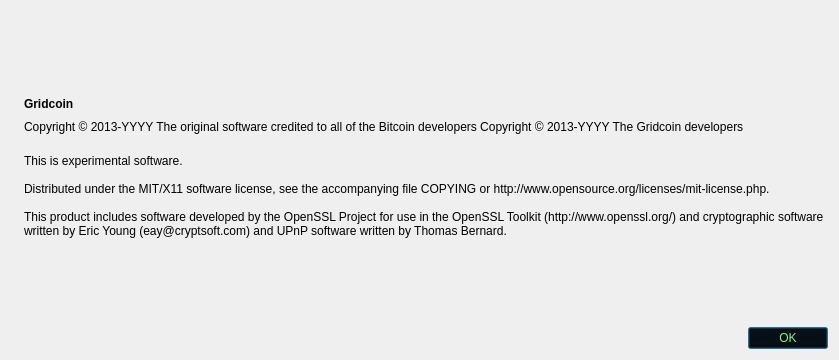
Old version of the form src/qt/forms/aboutdialog.ui in the repository gridcoin-community/Gridcoin-Research.
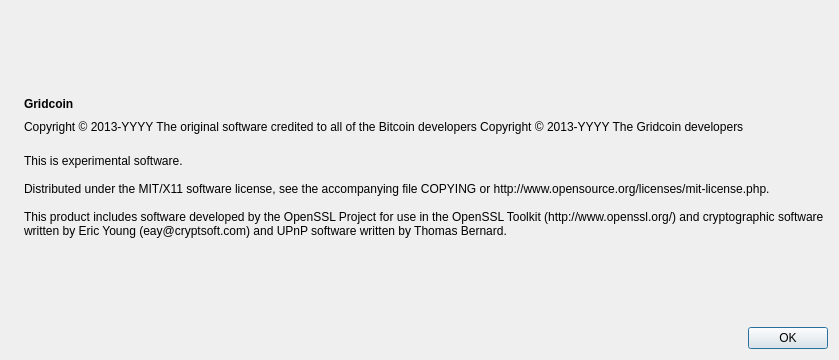
New version of the form. Icons and pictures are not drawn.

Commit message: remove unused QPalette color roles from .ui files

What changed in the file:
```diff
--- a/src/qt/forms/aboutdialog.ui
+++ b/src/qt/forms/aboutdialog.ui
@@ -141,277 +141,6 @@
      </item>
      <item>
       <widget class="QDialogButtonBox" name="buttonBox">
-       <property name="palette">
-        <palette>
-         <active>
-          <colorrole role="WindowText">
-           <brush brushstyle="SolidPattern">
-            <color alpha="255">
-             <red>144</red>
-             <green>238</green>
-             <blue>144</blue>
-            </color>
-           </brush>
-          </colorrole>
-          <colorrole role="Button">
-           <brush brushstyle="LinearGradientPattern">
-            <gradient startx="0.000000000000000" starty="0.000000000000000" endx="1.000000000000000" endy="0.000000000000000" type="LinearGradient" spread="PadSpread" coordinatemode="ObjectBoundingMode">
-             <gradientstop position="0.000000000000000">
-              <color alpha="255">
-               <red>0</red>
-               <green>0</green>
-               <blue>0</blue>
-              </color>
-             </gradientstop>
-             <gradientstop position="1.000000000000000">
-              <color alpha="255">
-               <red>255</red>
-               <green>255</green>
-               <blue>255</blue>
-              </color>
-             </gradientstop>
-            </gradient>
-           </brush>
-          </colorrole>
-          <colorrole role="Text">
-           <brush brushstyle="SolidPattern">
-            <color alpha="255">
-             <red>144</red>
-             <green>238</green>
-             <blue>144</blue>
-            </color>
-           </brush>
-          </colorrole>
-          <colorrole role="ButtonText">
-           <brush brushstyle="SolidPattern">
-            <color alpha="255">
-             <red>144</red>
-             <green>238</green>
-             <blue>144</blue>
-            </color>
-           </brush>
-          </colorrole>
-          <colorrole role="Base">
-           <brush brushstyle="LinearGradientPattern">
-            <gradient startx="0.000000000000000" starty="0.000000000000000" endx="1.000000000000000" endy="0.000000000000000" type="LinearGradient" spread="PadSpread" coordinatemode="ObjectBoundingMode">
-             <gradientstop position="0.000000000000000">
-              <color alpha="255">
-               <red>0</red>
-               <green>0</green>
-               <blue>0</blue>
-              </color>
-             </gradientstop>
-             <gradientstop position="1.000000000000000">
-              <color alpha="255">
-               <red>255</red>
-               <green>255</green>
-               <blue>255</blue>
-              </color>
-             </gradientstop>
-            </gradient>
-           </brush>
-          </colorrole>
-          <colorrole role="Window">
-           <brush brushstyle="LinearGradientPattern">
-            <gradient startx="0.000000000000000" starty="0.000000000000000" endx="1.000000000000000" endy="0.000000000000000" type="LinearGradient" spread="PadSpread" coordinatemode="ObjectBoundingMode">
-             <gradientstop position="0.000000000000000">
-              <color alpha="255">
-               <red>0</red>
-               <green>0</green>
-               <blue>0</blue>
-              </color>
-             </gradientstop>
-             <gradientstop position="1.000000000000000">
-              <color alpha="255">
-               <red>255</red>
-               <green>255</green>
-               <blue>255</blue>
-              </color>
-             </gradientstop>
-            </gradient>
-           </brush>
-          </colorrole>
-         </active>
-         <inactive>
-          <colorrole role="WindowText">
-           <brush brushstyle="SolidPattern">
-            <color alpha="255">
-             <red>144</red>
-             <green>238</green>
-             <blue>144</blue>
-            </color>
-           </brush>
-          </colorrole>
-          <colorrole role="Button">
-           <brush brushstyle="LinearGradientPattern">
-            <gradient startx="0.000000000000000" starty="0.000000000000000" endx="1.000000000000000" endy="0.000000000000000" type="LinearGradient" spread="PadSpread" coordinatemode="ObjectBoundingMode">
-             <gradientstop position="0.000000000000000">
-              <color alpha="255">
-               <red>0</red>
-               <green>0</green>
-               <blue>0</blue>
-              </color>
-             </gradientstop>
-             <gradientstop position="1.000000000000000">
-              <color alpha="255">
-               <red>255</red>
-               <green>255</green>
-               <blue>255</blue>
-              </color>
-             </gradientstop>
-            </gradient>
-           </brush>
-          </colorrole>
-          <colorrole role="Text">
-           <brush brushstyle="SolidPattern">
-            <color alpha="255">
-             <red>144</red>
-             <green>238</green>
-             <blue>144</blue>
-            </color>
-           </brush>
-          </colorrole>
-          <colorrole role="ButtonText">
-           <brush brushstyle="SolidPattern">
-            <color alpha="255">
-             <red>144</red>
-             <green>238</green>
-             <blue>144</blue>
-            </color>
-           </brush>
-          </colorrole>
-          <colorrole role="Base">
-           <brush brushstyle="LinearGradientPattern">
-            <gradient startx="0.000000000000000" starty="0.000000000000000" endx="1.000000000000000" endy="0.000000000000000" type="LinearGradient" spread="PadSpread" coordinatemode="ObjectBoundingMode">
-             <gradientstop position="0.000000000000000">
-              <color alpha="255">
-               <red>0</red>
-               <green>0</green>
-               <blue>0</blue>
-              </color>
-             </gradientstop>
-             <gradientstop position="1.000000000000000">
-              <color alpha="255">
-               <red>255</red>
-               <green>255</green>
-               <blue>255</blue>
-              </color>
-             </gradientstop>
-            </gradient>
-           </brush>
-          </colorrole>
-          <colorrole role="Window">
-           <brush brushstyle="LinearGradientPattern">
-            <gradient startx="0.000000000000000" starty="0.000000000000000" endx="1.000000000000000" endy="0.000000000000000" type="LinearGradient" spread="PadSpread" coordinatemode="ObjectBoundingMode">
-             <gradientstop position="0.000000000000000">
-              <color alpha="255">
-               <red>0</red>
-               <green>0</green>
-               <blue>0</blue>
-              </color>
-             </gradientstop>
-             <gradientstop position="1.000000000000000">
-              <color alpha="255">
-               <red>255</red>
-               <green>255</green>
-               <blue>255</blue>
-              </color>
-             </gradientstop>
-            </gradient>
-           </brush>
-          </colorrole>
-         </inactive>
-         <disabled>
-          <colorrole role="WindowText">
-           <brush brushstyle="SolidPattern">
-            <color alpha="255">
-             <red>144</red>
-             <green>238</green>
-             <blue>144</blue>
-            </color>
-           </brush>
-          </colorrole>
-          <colorrole role="Button">
-           <brush brushstyle="LinearGradientPattern">
-            <gradient startx="0.000000000000000" starty="0.000000000000000" endx="1.000000000000000" endy="0.000000000000000" type="LinearGradient" spread="PadSpread" coordinatemode="ObjectBoundingMode">
-             <gradientstop position="0.000000000000000">
-              <color alpha="255">
-               <red>0</red>
-               <green>0</green>
-               <blue>0</blue>
-              </color>
-             </gradientstop>
-             <gradientstop position="1.000000000000000">
-              <color alpha="255">
-               <red>255</red>
-               <green>255</green>
-               <blue>255</blue>
-              </color>
-             </gradientstop>
-            </gradient>
-           </brush>
-          </colorrole>
-          <colorrole role="Text">
-           <brush brushstyle="SolidPattern">
-            <color alpha="255">
-             <red>144</red>
-             <green>238</green>
-             <blue>144</blue>
-            </color>
-           </brush>
-          </colorrole>
-          <colorrole role="ButtonText">
-           <brush brushstyle="SolidPattern">
-            <color alpha="255">
-             <red>144</red>
-             <green>238</green>
-             <blue>144</blue>
-            </color>
-           </brush>
-          </colorrole>
-          <colorrole role="Base">
-           <brush brushstyle="LinearGradientPattern">
-            <gradient startx="0.000000000000000" starty="0.000000000000000" endx="1.000000000000000" endy="0.000000000000000" type="LinearGradient" spread="PadSpread" coordinatemode="ObjectBoundingMode">
-             <gradientstop position="0.000000000000000">
-              <color alpha="255">
-               <red>0</red>
-               <green>0</green>
-               <blue>0</blue>
-              </color>
-             </gradientstop>
-             <gradientstop position="1.000000000000000">
-              <color alpha="255">
-               <red>255</red>
-               <green>255</green>
-               <blue>255</blue>
-              </color>
-             </gradientstop>
-            </gradient>
-           </brush>
-          </colorrole>
-          <colorrole role="Window">
-           <brush brushstyle="LinearGradientPattern">
-            <gradient startx="0.000000000000000" starty="0.000000000000000" endx="1.000000000000000" endy="0.000000000000000" type="LinearGradient" spread="PadSpread" coordinatemode="ObjectBoundingMode">
-             <gradientstop position="0.000000000000000">
-              <color alpha="255">
-               <red>0</red>
-               <green>0</green>
-               <blue>0</blue>
-              </color>
-             </gradientstop>
-             <gradientstop position="1.000000000000000">
-              <color alpha="255">
-               <red>255</red>
-               <green>255</green>
-               <blue>255</blue>
-              </color>
-             </gradientstop>
-            </gradient>
-           </brush>
-          </colorrole>
-         </disabled>
-        </palette>
-       </property>
        <property name="orientation">
         <enum>Qt::Horizontal</enum>
        </property>
```
The commit also changes 1 other file.
